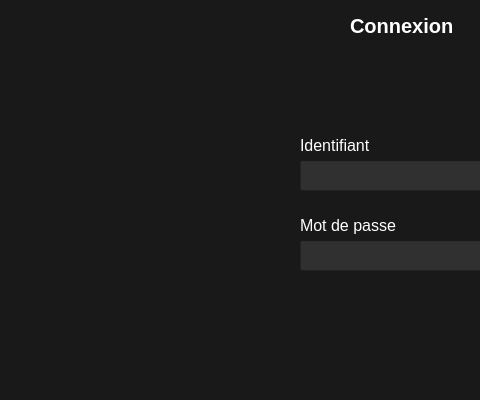
Old version of the form IHM_Final/loginpage.ui in the repository ProjectCDG/IHM; both pictures show x 0 to 480 and y 0 to 400 of the 800 by 400 pixel window.
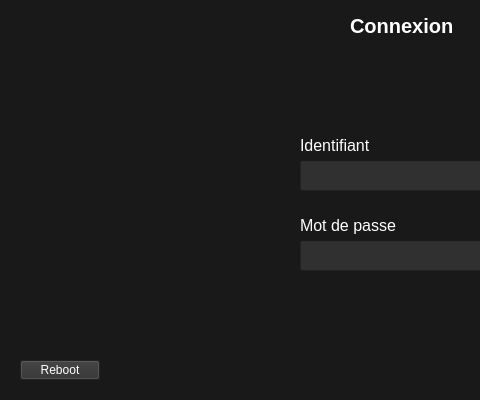
New version of the form.

What changed in the file:
```diff
--- a/IHM_Final/loginpage.ui
+++ b/IHM_Final/loginpage.ui
@@ -190,6 +190,23 @@
     <string>Paramètre</string>
    </property>
   </widget>
+  <widget class="QPushButton" name="butReboot">
+   <property name="geometry">
+    <rect>
+     <x>20</x>
+     <y>360</y>
+     <width>80</width>
+     <height>20</height>
+    </rect>
+   </property>
+   <property name="styleSheet">
+    <string notr="true">color : white;
+background-color:rgb(48, 48, 48)</string>
+   </property>
+   <property name="text">
+    <string>Reboot</string>
+   </property>
+  </widget>
  </widget>
  <resources/>
  <connections/>
```
